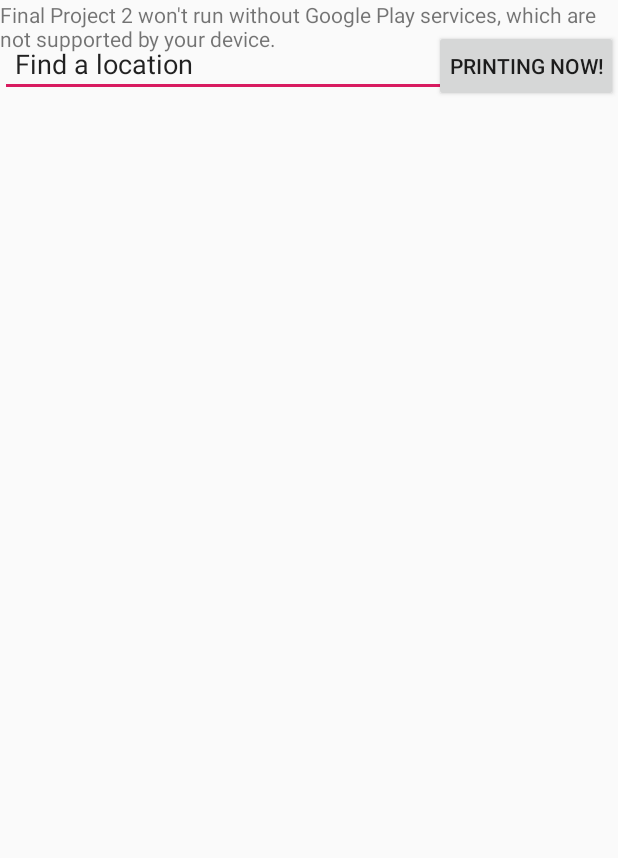
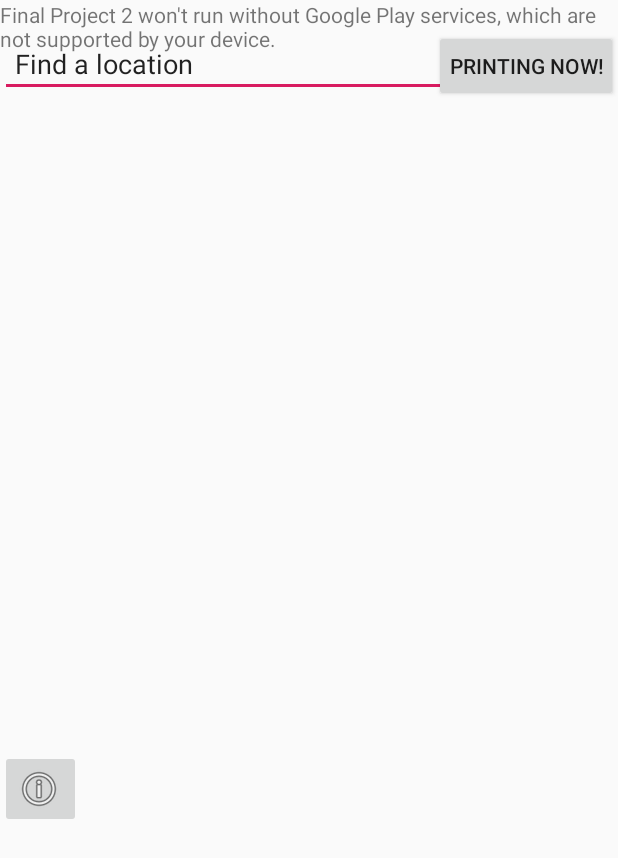
Before and after one commit to bojiang3/FinalProject, an Android app: the screen it shows after launch (MapsActivity), on a phone screen of 412 x 824 dp. Shown: the top 858 px of the screen. Run offline under Robolectric (Android 15) with nearby library versions, the phone set to English and light mode, and no system bars.

Commit message:
"authorinfo button created (demo)"

```diff
--- a/app/src/main/java/com/example/finalproject2/MapsActivity.java
+++ b/app/src/main/java/com/example/finalproject2/MapsActivity.java
@@ -48,11 +48,13 @@ import android.os.Bundle;
 import android.util.Log;
 import android.util.Pair;
 import android.view.Gravity;
+import android.view.Menu;
 import android.view.View;
 import android.webkit.WebView;
 import android.webkit.WebViewClient;
 import android.widget.Button;
 import android.widget.EditText;
+import android.widget.ImageButton;
 import android.widget.LinearLayout;
 import android.widget.TextView;
 
@@ -103,8 +105,8 @@ public class MapsActivity extends FragmentActivity implements OnMapReadyCallback
 
 
         //Bojiang 12/1 starts: setup button
-        final Button button = findViewById(R.id.toPrint);
-        button.setOnClickListener(new View.OnClickListener() {
+        final Button toPrint = findViewById(R.id.toPrint);
+        toPrint.setOnClickListener(new View.OnClickListener() {
             public void onClick(View v) {
                 String url = "https://papercut.ics.illinois.edu:8443/user";
                 Intent intent = new Intent(Intent.ACTION_VIEW);
@@ -117,8 +119,13 @@ public class MapsActivity extends FragmentActivity implements OnMapReadyCallback
 
         //Bojiang 12/1 ends.
 
+        final ImageButton infoButton = findViewById(R.id.infoButton);
+        infoButton.setOnClickListener(new View.OnClickListener() {
+            public void onClick(View v) {
 
-
+                setContentView(R.layout.authorinfo);
+            }
+        });
 
 
     }
--- a/app/src/main/res/layout/activity_maps.xml
+++ b/app/src/main/res/layout/activity_maps.xml
@@ -26,4 +26,14 @@
         android:padding="10dp"
         android:layout_marginTop="20dp"
         android:paddingLeft="10dp"/>
+
+    <ImageButton
+        android:id="@+id/infoButton"
+        android:layout_width="wrap_content"
+        android:layout_height="wrap_content"
+        android:layout_marginTop="500dp"
+        android:cropToPadding="false"
+        android:paddingStart="10dp"
+        android:scaleType="fitXY"
+        android:src="@android:drawable/ic_menu_info_details" />
 </fragment>
--- a/app/src/main/res/values/strings.xml
+++ b/app/src/main/res/values/strings.xml
@@ -1,4 +1,8 @@
 <resources>
     <string name="app_name">Final Project 2</string>
     <string name="title_activity_maps">Map</string>
+    <string name="authorinfos">
+        Author: Bojiang Li || Han Luo @University of Illinois
+        Bug report || Suggestions: bojiang3@illinois.edu</string>
+
 </resources>
```
Also changed, not shown: app/src/main/res/layout/authorinfo.xml (added, +13 -0 lines).
